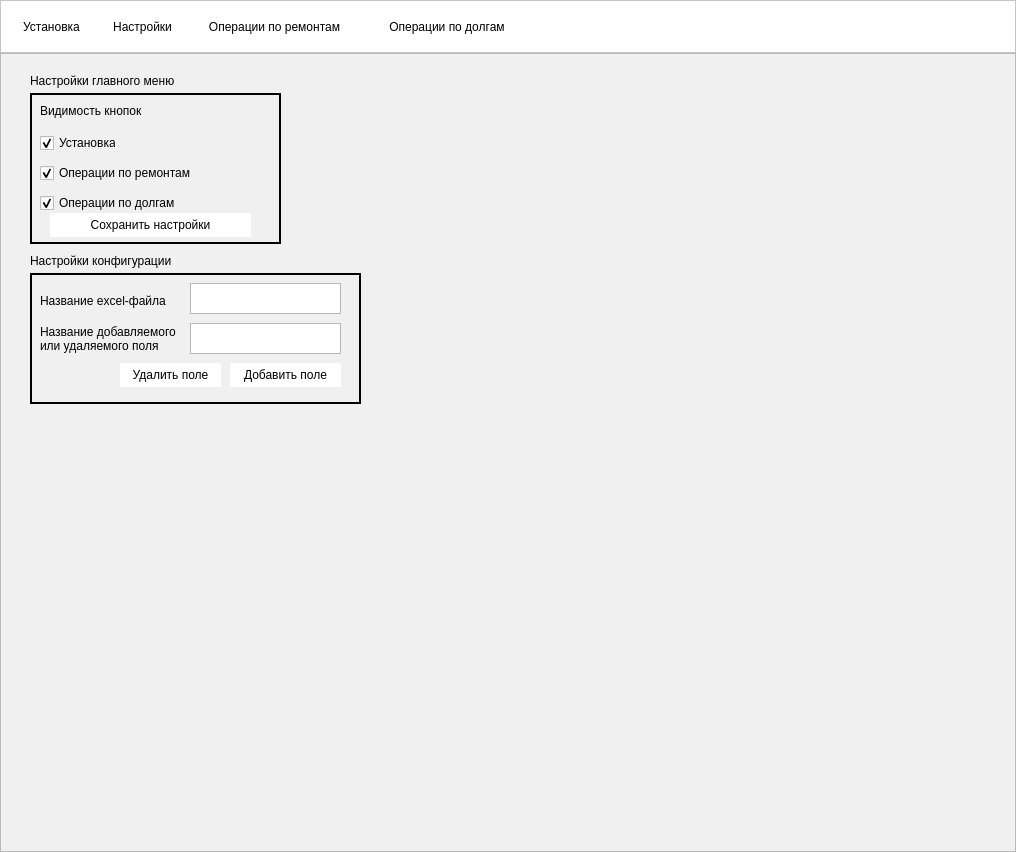
Before: the Qt Designer form uiform.ui in IgorReyms/sklad, drawn with Qt 5.
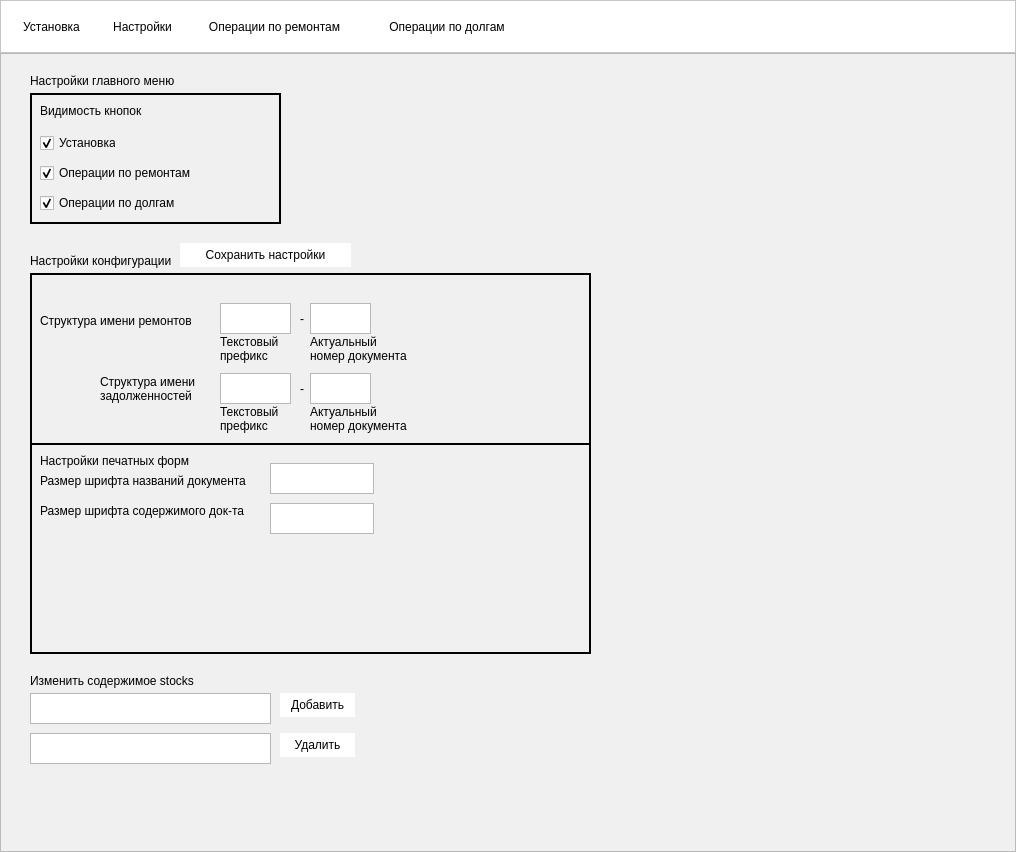
After: the same form once the commit is applied. The open tabs and pages were chosen to show the change.

The edit to the form file:
```diff
--- a/uiform.ui
+++ b/uiform.ui
@@ -36,6 +36,12 @@
 border-color: black;
 border-width: 2px;
 }
+QFrame#frame_5{
+background-color:rgb(240, 240, 240);
+border-style: solid;
+border-color: black;
+border-width: 2px;
+}
 QStackedWidget {
 background-color:rgb(240, 240, 240);
 }
@@ -266,7 +272,7 @@
              <x>20</x>
              <y>30</y>
              <width>251</width>
-             <height>151</height>
+             <height>131</height>
             </rect>
            </property>
            <property name="frameShape">
@@ -336,19 +342,6 @@
              <bool>true</bool>
             </property>
            </widget>
-           <widget class="QPushButton" name="SaveSettingsBtn">
-            <property name="geometry">
-             <rect>
-              <x>20</x>
-              <y>120</y>
-              <width>201</width>
-              <height>24</height>
-             </rect>
-            </property>
-            <property name="text">
-             <string>Сохранить настройки</string>
-            </property>
-           </widget>
           </widget>
           <widget class="QLabel" name="label_5">
            <property name="geometry">
@@ -368,8 +361,8 @@
             <rect>
              <x>20</x>
              <y>210</y>
-             <width>331</width>
-             <height>131</height>
+             <width>561</width>
+             <height>381</height>
             </rect>
            </property>
            <property name="frameShape">
@@ -378,79 +371,320 @@
            <property name="frameShadow">
             <enum>QFrame::Raised</enum>
            </property>
-           <widget class="QPlainTextEdit" name="ExcelNameTextEdit">
-            <property name="geometry">
-             <rect>
-              <x>160</x>
-              <y>10</y>
-              <width>151</width>
-              <height>31</height>
-             </rect>
-            </property>
-           </widget>
            <widget class="QLabel" name="label_6">
             <property name="geometry">
              <rect>
               <x>10</x>
-              <y>20</y>
-              <width>131</width>
+              <y>40</y>
+              <width>161</width>
               <height>16</height>
              </rect>
             </property>
             <property name="text">
-             <string>Название excel-файла</string>
+             <string>Структура имени ремонтов</string>
             </property>
            </widget>
            <widget class="QPlainTextEdit" name="ExcelFieldTextEdit">
             <property name="geometry">
              <rect>
-              <x>160</x>
-              <y>50</y>
-              <width>151</width>
+              <x>190</x>
+              <y>30</y>
+              <width>71</width>
               <height>31</height>
              </rect>
             </property>
            </widget>
-           <widget class="QLabel" name="label_7">
+           <widget class="QLabel" name="label_50">
             <property name="geometry">
              <rect>
-              <x>10</x>
-              <y>50</y>
-              <width>151</width>
+              <x>270</x>
+              <y>30</y>
+              <width>16</width>
               <height>31</height>
              </rect>
             </property>
             <property name="text">
-             <string>Название добавляемого
-или удаляемого поля</string>
+             <string>-</string>
             </property>
            </widget>
-           <widget class="QPushButton" name="DropFieldBtn">
+           <widget class="QPlainTextEdit" name="SetingsRepairFirstNoTextEdit">
             <property name="geometry">
              <rect>
-              <x>90</x>
-              <y>90</y>
+              <x>280</x>
+              <y>30</y>
+              <width>61</width>
+              <height>31</height>
+             </rect>
+            </property>
+           </widget>
+           <widget class="QLabel" name="label_51">
+            <property name="geometry">
+             <rect>
+              <x>190</x>
+              <y>60</y>
+              <width>71</width>
+              <height>31</height>
+             </rect>
+            </property>
+            <property name="text">
+             <string>Текстовый
+префикс</string>
+            </property>
+           </widget>
+           <widget class="QLabel" name="label_52">
+            <property name="geometry">
+             <rect>
+              <x>280</x>
+              <y>60</y>
+              <width>121</width>
+              <height>31</height>
+             </rect>
+            </property>
+            <property name="text">
+             <string>Актуальный
+номер документа</string>
+            </property>
+           </widget>
+           <widget class="QPlainTextEdit" name="SetingsRepairFirstNoTextEdit_2">
+            <property name="geometry">
+             <rect>
+              <x>280</x>
+              <y>100</y>
+              <width>61</width>
+              <height>31</height>
+             </rect>
+            </property>
+           </widget>
+           <widget class="QLabel" name="label_53">
+            <property name="geometry">
+             <rect>
+              <x>280</x>
+              <y>130</y>
               <width>101</width>
-              <height>24</height>
+              <height>31</height>
              </rect>
             </property>
             <property name="text">
-             <string>Удалить поле</string>
+             <string>Актуальный
+номер документа</string>
             </property>
            </widget>
-           <widget class="QPushButton" name="InsertFieldBtn">
+           <widget class="QPlainTextEdit" name="SettingsRepairPrefixTextEdit_2">
             <property name="geometry">
              <rect>
-              <x>200</x>
-              <y>90</y>
-              <width>111</width>
-              <height>24</height>
+              <x>190</x>
+              <y>100</y>
+              <width>71</width>
+              <height>31</height>
              </rect>
             </property>
+           </widget>
+           <widget class="QLabel" name="label_54">
+            <property name="geometry">
+             <rect>
+              <x>70</x>
+              <y>100</y>
+              <width>161</width>
+              <height>31</height>
+             </rect>
+            </property>
             <property name="text">
-             <string>Добавить поле</string>
+             <string>Структура имени
+задолженностей</string>
             </property>
            </widget>
+           <widget class="QLabel" name="label_55">
+            <property name="geometry">
+             <rect>
+              <x>190</x>
+              <y>130</y>
+              <width>71</width>
+              <height>31</height>
+             </rect>
+            </property>
+            <property name="text">
+             <string>Текстовый
+префикс</string>
+            </property>
+           </widget>
+           <widget class="QLabel" name="label_56">
+            <property name="geometry">
+             <rect>
+              <x>270</x>
+              <y>100</y>
+              <width>16</width>
+              <height>31</height>
+             </rect>
+            </property>
+            <property name="text">
+             <string>-</string>
+            </property>
+           </widget>
+           <widget class="QFrame" name="frame_5">
+            <property name="geometry">
+             <rect>
+              <x>0</x>
+              <y>170</y>
+              <width>561</width>
+              <height>211</height>
+             </rect>
+            </property>
+            <property name="frameShape">
+             <enum>QFrame::StyledPanel</enum>
+            </property>
+            <property name="frameShadow">
+             <enum>QFrame::Raised</enum>
+            </property>
+            <widget class="QPlainTextEdit" name="FontSizeMainTextEdit">
+             <property name="geometry">
+              <rect>
+               <x>240</x>
+               <y>20</y>
+               <width>104</width>
+               <height>31</height>
+              </rect>
+             </property>
+            </widget>
+            <widget class="QLabel" name="label_48">
+             <property name="geometry">
+              <rect>
+               <x>10</x>
+               <y>30</y>
+               <width>231</width>
+               <height>16</height>
+              </rect>
+             </property>
+             <property name="text">
+              <string>Размер шрифта названий документа</string>
+             </property>
+            </widget>
+            <widget class="QLabel" name="label_49">
+             <property name="geometry">
+              <rect>
+               <x>10</x>
+               <y>60</y>
+               <width>231</width>
+               <height>16</height>
+              </rect>
+             </property>
+             <property name="text">
+              <string>Размер шрифта содержимого док-та</string>
+             </property>
+            </widget>
+            <widget class="QPlainTextEdit" name="FontSizeNotMainTextEdit">
+             <property name="geometry">
+              <rect>
+               <x>240</x>
+               <y>60</y>
+               <width>104</width>
+               <height>31</height>
+              </rect>
+             </property>
+            </widget>
+            <widget class="QLabel" name="label_47">
+             <property name="geometry">
+              <rect>
+               <x>10</x>
+               <y>10</y>
+               <width>251</width>
+               <height>16</height>
+              </rect>
+             </property>
+             <property name="text">
+              <string>Настройки печатных форм</string>
+             </property>
+            </widget>
+           </widget>
+          </widget>
+          <widget class="QPushButton" name="DeleteStringIntoStocksBtn">
+           <property name="geometry">
+            <rect>
+             <x>270</x>
+             <y>670</y>
+             <width>75</width>
+             <height>24</height>
+            </rect>
+           </property>
+           <property name="text">
+            <string>Удалить</string>
+           </property>
+          </widget>
+          <widget class="QTableWidget" name="DeleteStringIntoStocksTable">
+           <property name="geometry">
+            <rect>
+             <x>20</x>
+             <y>670</y>
+             <width>241</width>
+             <height>31</height>
+            </rect>
+           </property>
+           <property name="showGrid">
+            <bool>false</bool>
+           </property>
+           <property name="cornerButtonEnabled">
+            <bool>false</bool>
+           </property>
+           <property name="columnCount">
+            <number>0</number>
+           </property>
+           <attribute name="horizontalHeaderVisible">
+            <bool>false</bool>
+           </attribute>
+           <attribute name="horizontalHeaderHighlightSections">
+            <bool>true</bool>
+           </attribute>
+           <attribute name="horizontalHeaderStretchLastSection">
+            <bool>true</bool>
+           </attribute>
+          </widget>
+          <widget class="QPushButton" name="CreateStringIntoStocksBtn">
+           <property name="geometry">
+            <rect>
+             <x>270</x>
+             <y>630</y>
+             <width>75</width>
+             <height>24</height>
+            </rect>
+           </property>
+           <property name="text">
+            <string>Добавить</string>
+           </property>
+          </widget>
+          <widget class="QLabel" name="label_7">
+           <property name="geometry">
+            <rect>
+             <x>20</x>
+             <y>610</y>
+             <width>181</width>
+             <height>16</height>
+            </rect>
+           </property>
+           <property name="text">
+            <string>Изменить содержимое stocks</string>
+           </property>
+          </widget>
+          <widget class="QPlainTextEdit" name="CreateStringIntoStocksTextEdit">
+           <property name="geometry">
+            <rect>
+             <x>20</x>
+             <y>630</y>
+             <width>241</width>
+             <height>31</height>
+            </rect>
+           </property>
+          </widget>
+          <widget class="QPushButton" name="SaveSettingsBtn">
+           <property name="geometry">
+            <rect>
+             <x>170</x>
+             <y>180</y>
+             <width>171</width>
+             <height>24</height>
+            </rect>
+           </property>
+           <property name="text">
+            <string>Сохранить настройки</string>
+           </property>
           </widget>
          </widget>
          <widget class="QWidget" name="repairPage">
```
Left out of the diff: 4 changed lines with no effect on the pictures.
